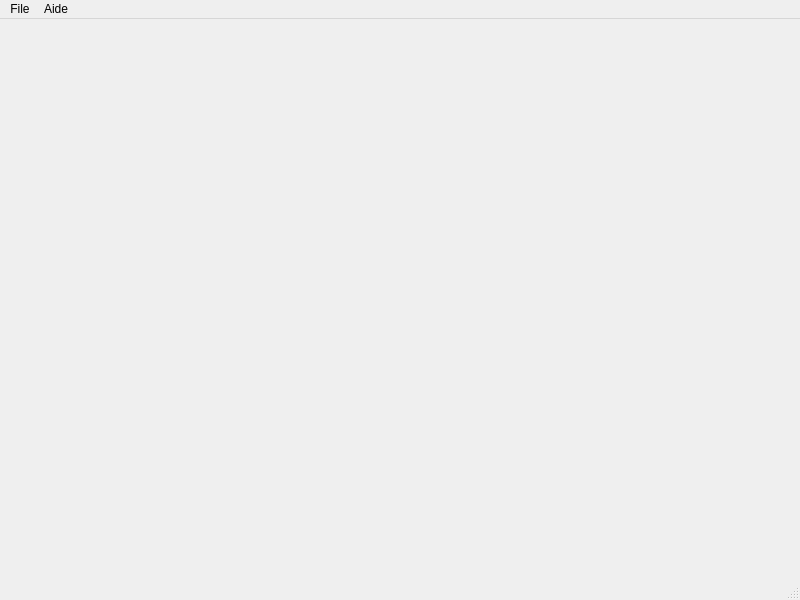
Before: the Qt Designer form QtDesigner_workspace/Example.ui in SunHaozhe/AAI, drawn with Qt 5.
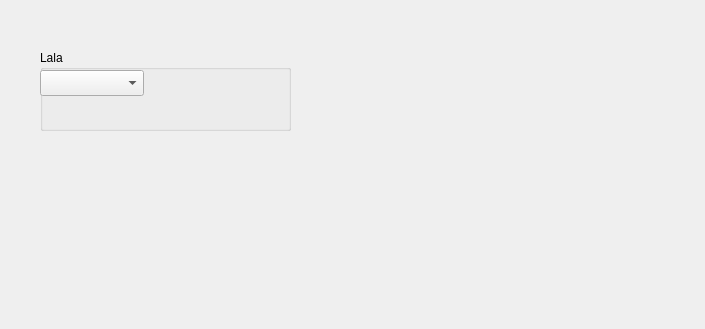
After: the same form once the commit is applied.

Commit message: grid layout version 1

```diff
--- a/QtDesigner_workspace/Example.ui
+++ b/QtDesigner_workspace/Example.ui
@@ -1,54 +1,43 @@
 <?xml version="1.0" encoding="UTF-8"?>
 <ui version="4.0">
- <class>MainWindow</class>
- <widget class="QMainWindow" name="MainWindow">
+ <class>Form</class>
+ <widget class="QWidget" name="Form">
   <property name="geometry">
    <rect>
     <x>0</x>
     <y>0</y>
-    <width>800</width>
-    <height>600</height>
+    <width>705</width>
+    <height>329</height>
    </rect>
   </property>
   <property name="windowTitle">
    <string>MainWindow</string>
   </property>
-  <widget class="QWidget" name="centralwidget"/>
-  <widget class="QMenuBar" name="menubar">
+  <widget class="QGroupBox" name="groupBox">
    <property name="geometry">
     <rect>
-     <x>0</x>
-     <y>0</y>
-     <width>800</width>
-     <height>22</height>
+     <x>40</x>
+     <y>50</y>
+     <width>251</width>
+     <height>81</height>
     </rect>
    </property>
-   <widget class="QMenu" name="menuFile">
-    <property name="title">
-     <string>File</string>
+   <property name="title">
+    <string>Lala</string>
+   </property>
+   <widget class="QComboBox" name="comboBox">
+    <property name="geometry">
+     <rect>
+      <x>0</x>
+      <y>20</y>
+      <width>104</width>
+      <height>26</height>
+     </rect>
     </property>
     <addaction name="actionAbout"/>
     <addaction name="actionQuit"/>
    </widget>
-   <widget class="QMenu" name="menuAide">
-    <property name="title">
-     <string>Aide</string>
-    </property>
-   </widget>
-   <addaction name="menuFile"/>
-   <addaction name="menuAide"/>
   </widget>
-  <widget class="QStatusBar" name="statusbar"/>
-  <action name="actionAbout">
-   <property name="text">
-    <string>About</string>
-   </property>
-  </action>
-  <action name="actionQuit">
-   <property name="text">
-    <string>Quit</string>
-   </property>
-  </action>
  </widget>
  <resources/>
  <connections/>
```
Left out of the diff: 4 changed lines with no effect on the pictures. The commit also changes 3 other files.
